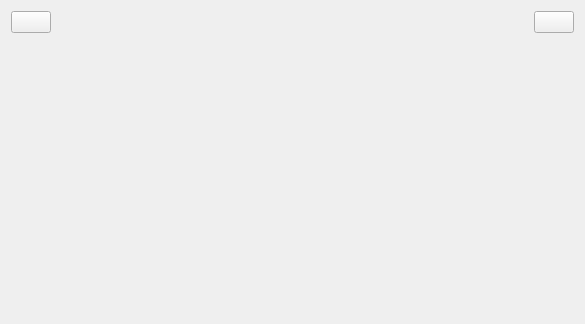
Before: the Qt Designer form LibraryAndBorrowingManagementSystem/masterview.ui in longyuan56649826/QtCourse, drawn with Qt 5.
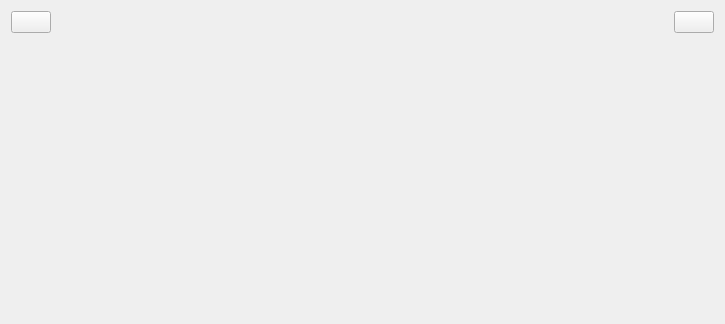
After: the same form once the commit is applied. Icons and pictures are not drawn.

The edit to the form file:
```diff
--- a/LibraryAndBorrowingManagementSystem/masterview.ui
+++ b/LibraryAndBorrowingManagementSystem/masterview.ui
@@ -6,7 +6,7 @@
    <rect>
     <x>0</x>
     <y>0</y>
-    <width>585</width>
+    <width>725</width>
     <height>324</height>
    </rect>
   </property>
```
